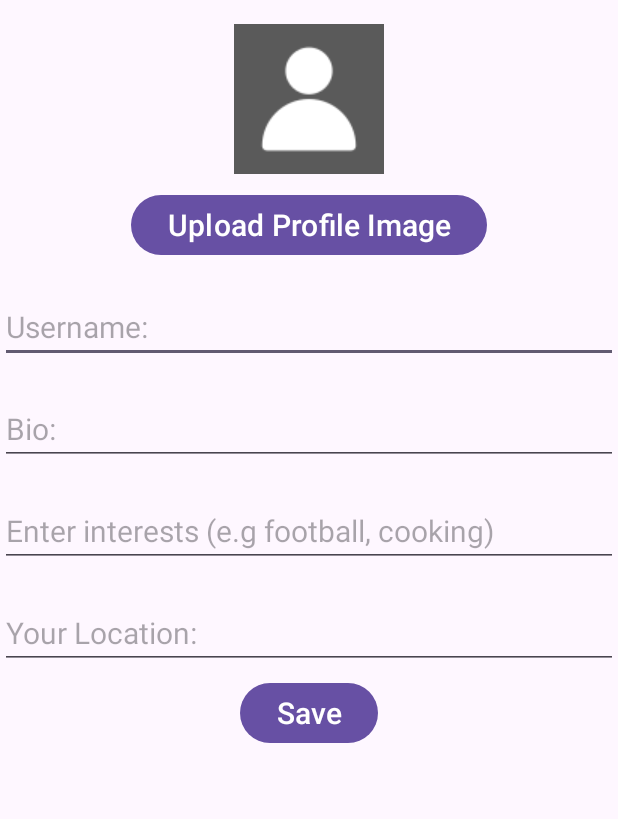
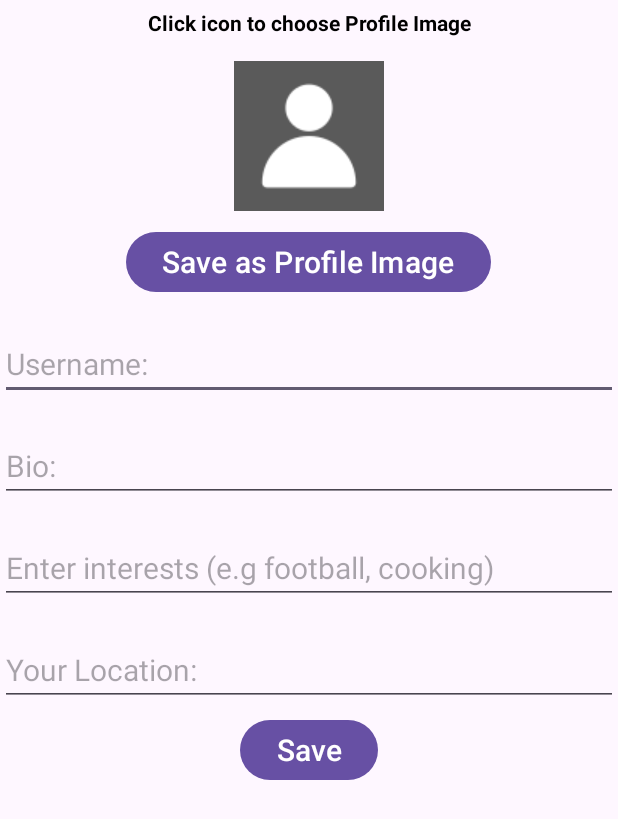
Before and after one commit to AnesuMatanga/LinkUp_V1, an Android app: the ProfileSetupActivity screen opened directly, with no data from a screen before it, on a phone screen of 412 x 824 dp. Shown: the top 819 px of the screen. Run offline under Robolectric (Android 15) with nearby library versions, the phone set to English and light mode, and no system bars; our stand-ins replace Firebase (no records; nobody signed in at launch, a user with empty details on screens opened directly).

```diff
--- a/app/src/main/res/layout/activity_profile_setup.xml
+++ b/app/src/main/res/layout/activity_profile_setup.xml
@@ -6,6 +6,15 @@
     android:layout_height="match_parent"
     android:orientation="vertical"
     tools:context=".ProfileSetupActivity">
+
+    <TextView
+        android:layout_width="match_parent"
+        android:layout_height="wrap_content"
+        android:layout_marginTop="5dp"
+        android:text="Click icon to choose Profile Image"
+        android:gravity="center"
+        android:textStyle="bold"
+        android:textColor="#000000"/>
 
     <ImageView
         android:id="@+id/profileImageView"
@@ -21,7 +30,7 @@
         android:layout_height="wrap_content"
         android:layout_gravity="center"
         android:layout_marginTop="10dp"
-        android:text="Upload Profile Image"
+        android:text="Save as Profile Image"
         android:textSize="20sp"/>
 
     <!--Progress Bar to show user if info if successfully saved -->
```
Also changed, not shown: app/src/main/java/com/example/linkupappv1/ProfileSetupActivity.java (+54 -4 lines).
